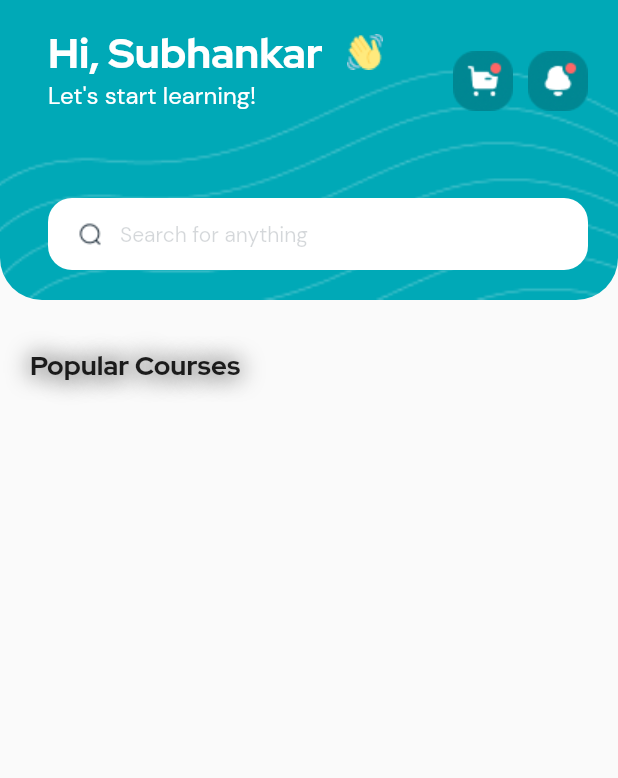
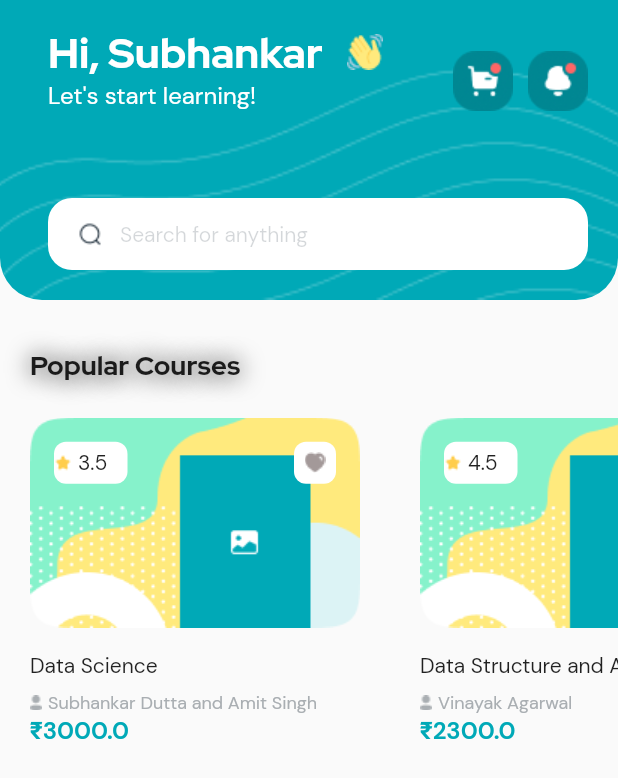
Before and after one commit to Kripton0810/pace-flutter-application, a Flutter app: the screen it shows after launch, on a phone screen of 412 x 824 dp. Shown: the top 778 px of the screen. Run offline on Flutter 3.47's test engine with Material 2 defaults, Android fonts, the phone set to English and light mode, and no system bars.

Commit message:
json added and lint error solve

```diff
--- a/lib/components/course_home_page-display.dart
+++ b/lib/components/course_home_page-display.dart
@@ -1,3 +1,4 @@
+// ignore_for_file: prefer_const_constructors, use_key_in_widget_constructors, file_names
 import 'package:flutter/material.dart';
 import 'package:pace_classes_mobile_application/model/CourseHomePageModel.dart';
 
@@ -9,9 +10,7 @@ class CourseHomePageDisplay extends StatelessWidget {
   @override
   Widget build(BuildContext context) {
     return InkWell(
-      onTap: (() {
-        print("hello world");
-      }),
+      onTap: (() {}),
       child: UnconstrainedBox(
         child: Container(
           margin: EdgeInsets.symmetric(horizontal: 20),
--- a/lib/data/CourseHomePageModelList.dart
+++ b/lib/data/CourseHomePageModelList.dart
@@ -1,6 +1,7 @@
+// ignore_for_file: file_names
+
 import 'dart:convert';
 
 import 'package:pace_classes_mobile_application/json/CourseHomePage.dart';
-import 'package:pace_classes_mobile_application/model/CourseHomePageModel.dart';
 
 Map<String, dynamic> courseMapInfo = jsonDecode(coursesInfo);
--- a/lib/json/CourseHomePage.dart
+++ b/lib/json/CourseHomePage.dart
@@ -1,23 +1,32 @@
+// ignore_for_file: file_names
+
 String coursesInfo = '''{
     "data":[
         {
             "courseId":"DS001",
             "courseName":"Data Science",
-            "coursePrice":3000,
+            "coursePrice":3000.0,
             "courseAuthor":"Subhankar Dutta and Amit Singh",
             "rating":3.5
         },
         {
             "courseId":"DS002",
             "courseName":"Data Structure and Algorithm",
-            "coursePrice":2300,
+            "coursePrice":2300.0,
             "courseAuthor":"Vinayak Agarwal",
             "rating":4.5
         },
         {
             "courseId":"DS003",
             "courseName":"Computer Networks",
-            "coursePrice":3400,
+            "coursePrice":3400.0,
+            "courseAuthor":"Amit Lal Singh",
+            "rating":3.2
+        },
+        {
+            "courseId":"DS003",
+            "courseName":"Computer Networks",
+            "coursePrice":3400.0,
             "courseAuthor":"Amit Lal Singh",
             "rating":3.2
         }
--- a/lib/main.dart
+++ b/lib/main.dart
@@ -27,6 +27,7 @@ class HomePage extends StatefulWidget {
 class _HomePageState extends State<HomePage> {
   @override
   Widget build(BuildContext context) {
+    List<dynamic> list = courseMapInfo['data'];
     return MaterialApp(
       theme: ThemeData(
         primaryColor: Color(0xff00A9B7),
@@ -75,10 +76,16 @@ class _HomePageState extends State<HomePage> {
                     height: 224,
                     child: ListView.builder(
                       scrollDirection: Axis.horizontal,
-                      itemCount: courseHomePageData.length,
+                      itemCount: list.length,
                       itemBuilder: (context, item) {
+                        CourseHomePageModel model = CourseHomePageModel(
+                            courseName: list[item]['courseName'],
+                            coursePrice: list[item]['coursePrice'] * 1.0,
+                            courseId: list[item]['courseId'],
+                            courseAuthor: list[item]['courseAuthor'],
+                            rating: list[item]['rating']);
                         return CourseHomePageDisplay(
-                          model: courseHomePageData[item],
+                          model: model,
                         );
                       },
                     ),
--- a/lib/model/CourseHomePageModel.dart
+++ b/lib/model/CourseHomePageModel.dart
@@ -1,3 +1,5 @@
+// ignore_for_file: file_names
+
 class CourseHomePageModel {
   String courseName;
   double coursePrice;
```
